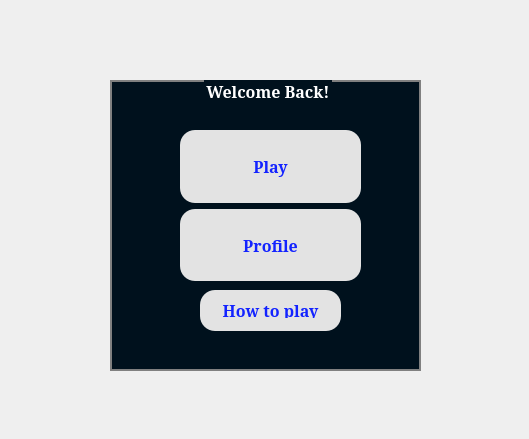
The window that TicTacToeLast - Copy/View/profile.ui (Michael-lhany/TIC-TAC-TOE) describes before a commit, drawn with Qt 5.
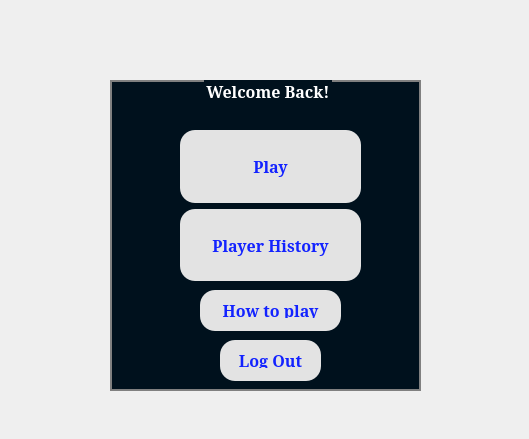
The same window after the commit.

Commit message: Main page background changed ✔ Log out added ✔

Diff of the .ui file:
```diff
--- a/TicTacToeLast - Copy/View/profile.ui
+++ b/TicTacToeLast - Copy/View/profile.ui
@@ -22,7 +22,7 @@
      <x>110</x>
      <y>80</y>
      <width>311</width>
-     <height>291</height>
+     <height>311</height>
     </rect>
    </property>
    <property name="font">
@@ -181,7 +181,7 @@
 }</string>
        </property>
        <property name="text">
-        <string>Profile</string>
+        <string>Player History</string>
        </property>
       </widget>
      </item>
@@ -250,6 +250,69 @@
      <string>How to play</string>
     </property>
    </widget>
+   <widget class="QPushButton" name="logOut">
+    <property name="geometry">
+     <rect>
+      <x>110</x>
+      <y>260</y>
+      <width>101</width>
+      <height>41</height>
+     </rect>
+    </property>
+    <property name="sizePolicy">
+     <sizepolicy hsizetype="Preferred" vsizetype="Preferred">
+      <horstretch>0</horstretch>
+      <verstretch>0</verstretch>
+     </sizepolicy>
+    </property>
+    <property name="font">
+     <font>
+      <family>SimSun</family>
+      <pointsize>12</pointsize>
+      <bold>true</bold>
+     </font>
+    </property>
+    <property name="styleSheet">
+     <string notr="true">QPushButton
+{
+	background-color:#e3e3e3;
+	color: #1323ff;
+	border-style: solid;
+	border-radius:15px;
+	border-color: #000000;
+	font-weight : bold;
+	padding: 13px;
+
+}
+
+
+QPushButton::hover
+{
+	background-color: #3dffaf;
+	color: #000000;
+	border-style: solid;
+	border-color: #000000;
+	font-weight : bold;
+	padding: 13px;
+
+}
+
+
+QPushButton::pressed
+{
+	background-color: #3dc8af;
+	color: #000000;
+	border-style: solid;
+	border-color: #000000;
+	font-weight : bold;
+	padding: 13px;
+
+}</string>
+    </property>
+    <property name="text">
+     <string>Log Out</string>
+    </property>
+   </widget>
   </widget>
  </widget>
  <resources/>
```
The commit also changes 1044 other files.
